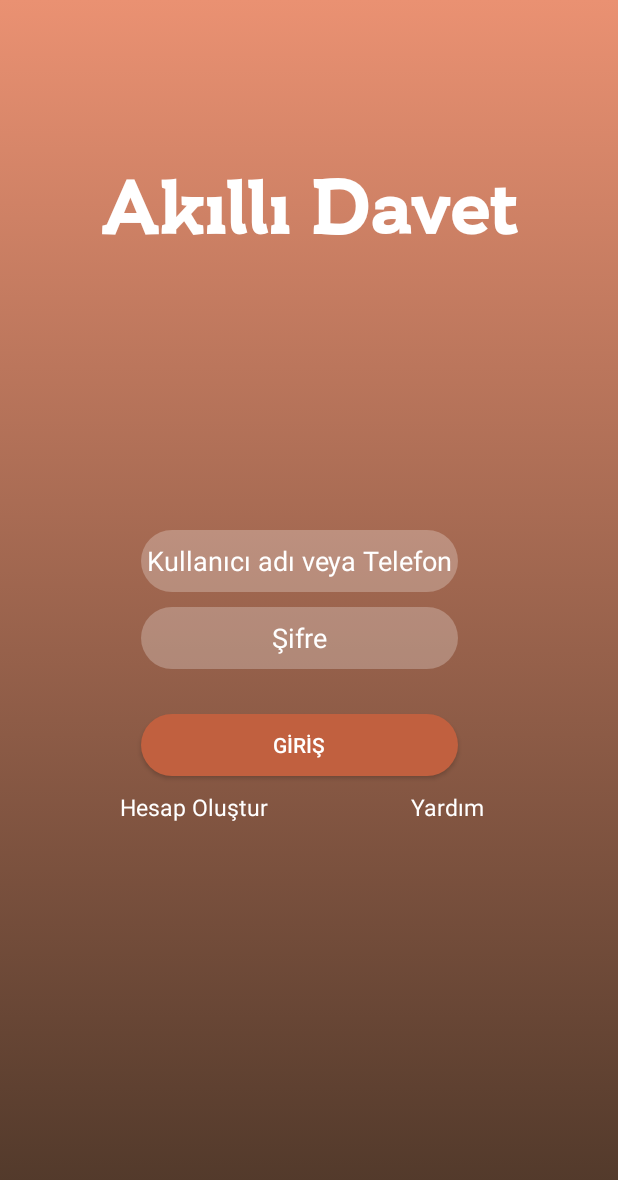
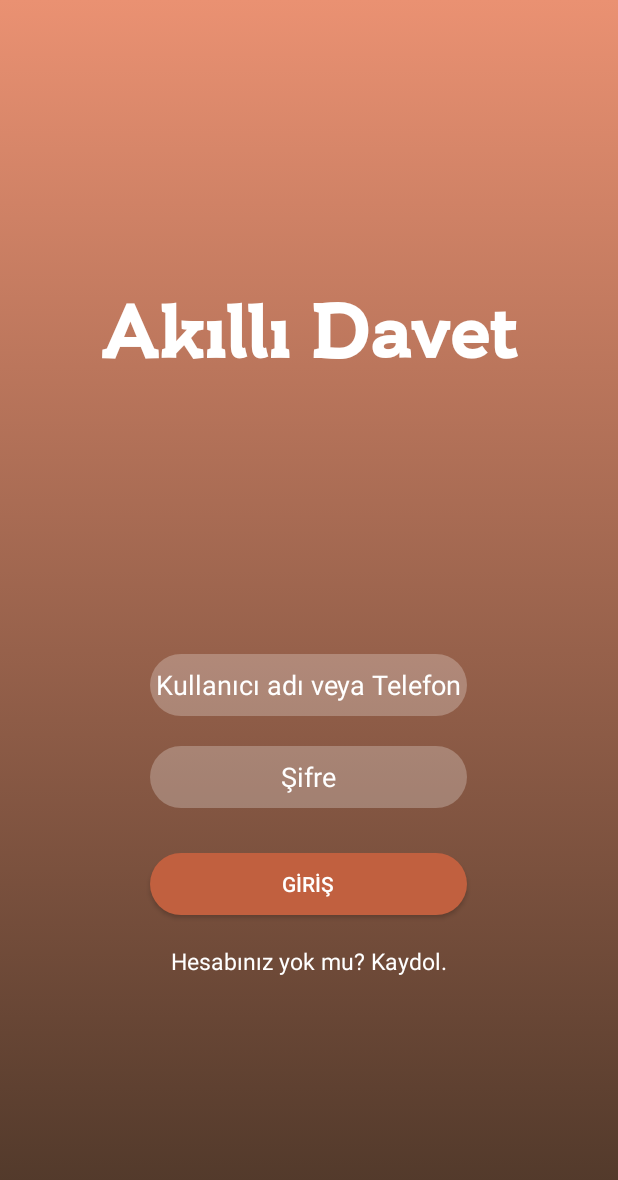
Before and after one commit to seyitaliyaman/ReferenceAppDemo, an Android app: the screen it shows after launch (LoginActivity), on a phone screen of 412 x 824 dp. Shown: the top 1180 px of the screen. Run offline under Robolectric (Android 15) with nearby library versions, the phone set to English and light mode, and no system bars; our stand-ins replace Firebase (no records; nobody signed in at launch, a user with empty details on screens opened directly).

Commit message:
Merge branch 'master' of C:\Users\HP\Desktop\Android Studio Works\ReferenceAppDemo with conflicts.

```diff
--- a/app/build.gradle
+++ b/app/build.gradle
@@ -4,7 +4,7 @@ android {
     compileSdkVersion 28
     defaultConfig {
         applicationId "com.demo.reffappdemo"
-        minSdkVersion 25
+        minSdkVersion 20
         targetSdkVersion 28
         versionCode 1
         versionName "1.0"
--- a/app/src/main/java/com/demo/reffappdemo/KampanyaPaylas.java
+++ b/app/src/main/java/com/demo/reffappdemo/KampanyaPaylas.java
@@ -70,13 +70,13 @@ public class KampanyaPaylas extends AppCompatActivity {
             int height = dm.heightPixels;
 
             getWindow().setLayout((int) (width*.85),(int) (height*.5));
-            //getWindow().setBackgroundDrawable(getResources().getDrawable(R.drawable.corner_round_button));
+            getWindow().setBackgroundDrawable(getResources().getDrawable(R.drawable.round_corner_button));
         }else{
             int width = dm.widthPixels;
             int height = dm.heightPixels;
 
             getWindow().setLayout((int) (width*.5),(int) (height*.85));
-            //getWindow().setBackgroundDrawable(getResources().getDrawable(R.drawable.corner_round_button));
+            getWindow().setBackgroundDrawable(getResources().getDrawable(R.drawable.round_corner_button));
         }
     }
 
--- a/app/src/main/java/com/demo/reffappdemo/Login/LoginActivity.java
+++ b/app/src/main/java/com/demo/reffappdemo/Login/LoginActivity.java
@@ -30,7 +30,7 @@ public class LoginActivity extends AppCompatActivity {
 
     private EditText usernameInput,passwordInput;
     private Button loginButton;
-    private TextView createAccount,help;
+    private TextView createAccount;
 
 
     private FirebaseAuth mAuth;
@@ -48,7 +48,7 @@ public class LoginActivity extends AppCompatActivity {
         passwordInput = (EditText) findViewById(R.id.passwordInput);
         loginButton = (Button) findViewById(R.id.loginButton);
         createAccount = (TextView) findViewById(R.id.createAccount);
-        help = (TextView) findViewById(R.id.help);
+
 
         mAuth = FirebaseAuth.getInstance();
         mRef = FirebaseDatabase.getInstance().getReference();
--- a/app/src/main/java/com/demo/reffappdemo/Model/Firma.java
+++ b/app/src/main/java/com/demo/reffappdemo/Model/Firma.java
@@ -13,8 +13,8 @@ public class Firma {
     private String sektor;
     private String telefon;
 
-    public Firma(String adres, String firma, String firmaFoto, String ilce, HashMap<String,String> kampanyalar,
-                 String sektor, String telefon) {
+
+    public Firma(String adres, String firma, String ilce, String sektor , String telefon) {
         this.adres = adres;
         this.firma = firma;
         this.firmaFoto = firmaFoto;
--- a/app/src/main/res/layout/activity_firma_sayfasi.xml
+++ b/app/src/main/res/layout/activity_firma_sayfasi.xml
@@ -188,6 +188,7 @@
                             app:srcCompat="@drawable/location_web" />
 
                         <TextView
+                            android:id="@+id/firmaAdres"
                             android:layout_width="wrap_content"
                             android:layout_height="wrap_content"
                             android:lineSpacingMultiplier="1.5"
@@ -213,6 +214,7 @@
                             app:srcCompat="@drawable/phone_web" />
 
                         <TextView
+                            android:id="@+id/firmaTelefon"
                             android:layout_width="wrap_content"
                             android:layout_height="wrap_content"
                             android:lineSpacingMultiplier="1.5"
@@ -236,6 +238,7 @@
                             app:srcCompat="@drawable/place_web" />
 
                         <TextView
+                            android:id="@+id/firmaSektör"
                             android:layout_width="wrap_content"
                             android:layout_height="wrap_content"
                             android:lineSpacingMultiplier="1.5"
--- a/app/src/main/res/layout/activity_login.xml
+++ b/app/src/main/res/layout/activity_login.xml
@@ -12,6 +12,7 @@
         android:layout_width="match_parent"
         android:layout_height="match_parent"
         android:orientation="vertical"
+        android:gravity="center"
         app:layout_constraintBottom_toBottomOf="parent"
         app:layout_constraintEnd_toEndOf="parent"
         app:layout_constraintStart_toStartOf="parent"
@@ -20,7 +21,6 @@
         <TextView
             android:textAlignment="center"
             android:textSize="50dp"
-            android:layout_marginTop="90dp"
             android:layout_width="match_parent"
             android:layout_height="wrap_content"
             android:textColor="#FFFFFF"
@@ -28,12 +28,10 @@
             android:text="Akıllı Davet" />
 
         <EditText
-
             android:id="@+id/usernameInput"
             android:layout_width="211dp"
             android:layout_height="41dp"
             android:layout_marginTop="180dp"
-            android:layout_marginLeft="94dp"
             android:background="@drawable/round_corner"
             android:hint="Kullanıcı adı veya Telefon"
             android:textColorHint="#FFFFFF"
@@ -45,8 +43,7 @@
             android:inputType="textPassword"
             android:layout_width="211dp"
             android:layout_height="41dp"
-            android:layout_marginTop="10dp"
-            android:layout_marginLeft="94dp"
+            android:layout_marginTop="20dp"
             android:hint="Şifre"
             android:textAlignment="center"
             android:textColorHint="#FFFFFF"
@@ -56,7 +53,6 @@
             android:id="@+id/loginButton"
             android:layout_width="211dp"
             android:layout_height="41dp"
-            android:layout_marginLeft="94dp"
             android:layout_marginTop="30dp"
             android:background="@drawable/round_corner_button"
             android:text="GİRİŞ"
@@ -65,26 +61,20 @@
         <LinearLayout
             android:layout_width="match_parent"
             android:layout_height="wrap_content"
-            android:layout_marginTop="10dp"
+            android:layout_marginTop="20dp"
+            android:gravity="center"
             android:orientation="horizontal">
 
             <TextView
                 android:id="@+id/createAccount"
                 android:layout_width="wrap_content"
                 android:layout_height="wrap_content"
-                android:text="Hesap Oluştur"
+                android:text="Hesabınız yok mu? Kaydol."
                 android:textSize="15dp"
                 android:textColor="#ffffff"
-                android:layout_marginLeft="80dp"/>
+                />
 
-            <TextView
-                android:id="@+id/help"
-                android:layout_width="wrap_content"
-                android:layout_height="wrap_content"
-                android:text="Yardım"
-                android:textSize="15dp"
-                android:textColor="#ffffff"
-                android:layout_marginLeft="95dp"/>
+
 
         </LinearLayout>
 
--- a/app/src/main/res/layout/fragment_confirmation.xml
+++ b/app/src/main/res/layout/fragment_confirmation.xml
@@ -9,12 +9,12 @@
     <LinearLayout
         android:layout_width="match_parent"
         android:layout_height="match_parent"
+        android:gravity="center"
         android:orientation="vertical">
 
         <TextView
             android:textAlignment="center"
             android:textSize="40dp"
-            android:layout_marginTop="80dp"
             android:layout_width="match_parent"
             android:layout_height="wrap_content"
             android:textColor="#FFFFFF"
@@ -51,7 +51,6 @@
             android:layout_width="211dp"
             android:layout_height="41dp"
             android:layout_marginTop="30dp"
-            android:layout_marginLeft="94dp"
             android:background="@drawable/round_corner"
             android:hint="Doğrulama Kodu"
             android:textColorHint="#FFFFFF"
@@ -64,7 +63,6 @@
             android:id="@+id/confirm"
             android:layout_width="211dp"
             android:layout_height="41dp"
-            android:layout_marginLeft="94dp"
             android:layout_marginTop="30dp"
             android:background="@drawable/round_corner_button"
             android:text="TAMAMLA"
```
Also changed, not shown: app/src/main/java/com/demo/reffappdemo/Login/ConfirmationFragment.java (+5 -2 lines), app/src/main/java/com/demo/reffappdemo/UserUI/FirmaSayfasi.java (+10 -0 lines), app/src/main/java/com/demo/reffappdemo/UserUI/HomeFrag.java (+37 -4 lines), app/src/main/java/com/demo/reffappdemo/UserUI/HomeListItem.java (+33 -0 lines), app/src/main/res/layout/activity_register.xml (+1 -6 lines), app/src/main/res/layout/fragment_get_phone.xml (+3 -4 lines).
